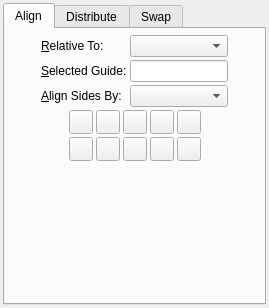
scribusproject/scribus, file scribus/ui/aligndistribute.ui: the form before one commit.
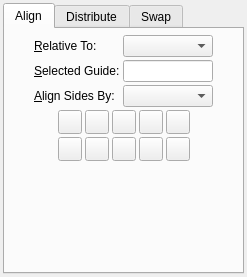
The form after the commit. Custom widgets are drawn as their Qt base class.

What changed in the file:
```diff
--- a/scribus/ui/aligndistribute.ui
+++ b/scribus/ui/aligndistribute.ui
@@ -1,19 +1,18 @@
 <?xml version="1.0" encoding="UTF-8"?>
 <ui version="4.0">
  <class>AlignDistribute</class>
- <widget class="ScDockPalette" name="AlignDistribute">
+ <widget class="QWidget" name="AlignDistribute">
   <property name="geometry">
    <rect>
     <x>0</x>
     <y>0</y>
-    <width>269</width>
-    <height>308</height>
+    <width>247</width>
+    <height>277</height>
    </rect>
   </property>
   <property name="windowTitle">
    <string>Align and Distribute</string>
   </property>
-  <widget class="QWidget" name="dockWidgetContents">
    <layout class="QVBoxLayout" name="verticalLayout_3">
     <property name="leftMargin">
      <number>3</number>
@@ -1056,19 +1055,12 @@
     </item>
    </layout>
   </widget>
- </widget>
  <customwidgets>
   <customwidget>
    <class>ScrSpinBox</class>
    <extends>QDoubleSpinBox</extends>
    <header>ui/scrspinbox.h</header>
   </customwidget>
-  <customwidget>
-   <class>ScDockPalette</class>
-   <extends>QDockWidget</extends>
-   <header>ui/scdockpalette.h</header>
-   <container>1</container>
-  </customwidget>
  </customwidgets>
  <tabstops>
   <tabstop>alignRelativeToCombo</tabstop>
```
Left out of the diff: 1 changed line with no effect on the pictures. Lines whose indentation alone changed are shown as unchanged.
